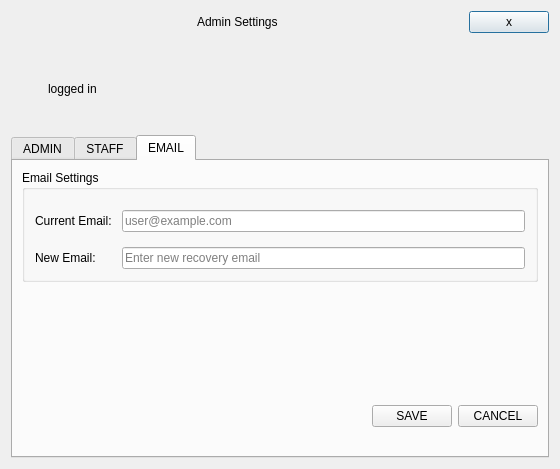
The window that Project/ui/admin_menu.ui (Selvam-T/POS) describes before a commit, drawn with Qt 5.
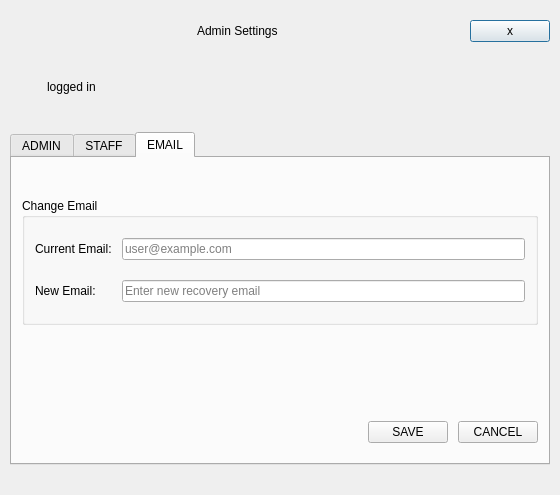
The same window after the commit. The open tabs and pages were chosen to show the change.

Commit message: standardized menu.qss using objectName suffixes for QTabBar, QLineEdit, QComboBox, QLabels

Diff of the .ui file:
```diff
--- a/Project/ui/admin_menu.ui
+++ b/Project/ui/admin_menu.ui
@@ -7,10 +7,31 @@
     <x>0</x>
     <y>0</y>
     <width>560</width>
-    <height>469</height>
+    <height>495</height>
    </rect>
   </property>
+  <property name="sizePolicy">
+   <sizepolicy hsizetype="Preferred" vsizetype="Expanding">
+    <horstretch>0</horstretch>
+    <verstretch>0</verstretch>
+   </sizepolicy>
+  </property>
   <layout class="QVBoxLayout" name="verticalLayout">
+   <property name="spacing">
+    <number>5</number>
+   </property>
+   <property name="leftMargin">
+    <number>10</number>
+   </property>
+   <property name="topMargin">
+    <number>20</number>
+   </property>
+   <property name="rightMargin">
+    <number>10</number>
+   </property>
+   <property name="bottomMargin">
+    <number>30</number>
+   </property>
    <item>
     <widget class="QFrame" name="customTitleBar">
      <property name="frameShape">
@@ -89,7 +110,7 @@
      <property name="sizeHint" stdset="0">
       <size>
        <width>20</width>
-       <height>20</height>
+       <height>10</height>
       </size>
      </property>
     </spacer>
@@ -162,7 +183,10 @@
       <enum>QTabWidget::North</enum>
      </property>
      <property name="currentIndex">
-      <number>2</number>
+      <number>0</number>
+     </property>
+     <property name="documentMode">
+      <bool>false</bool>
      </property>
      <widget class="QWidget" name="tabAdmin">
       <attribute name="title">
@@ -523,17 +547,32 @@
        <string>EMAIL</string>
       </attribute>
       <layout class="QVBoxLayout" name="tabEmailLayout">
+       <property name="spacing">
+        <number>10</number>
+       </property>
+       <property name="leftMargin">
+        <number>10</number>
+       </property>
+       <property name="topMargin">
+        <number>40</number>
+       </property>
+       <property name="rightMargin">
+        <number>10</number>
+       </property>
+       <property name="bottomMargin">
+        <number>20</number>
+       </property>
        <item>
         <widget class="QGroupBox" name="emailQGroupBox">
          <property name="title">
-          <string>Email Settings</string>
+          <string>Change Email</string>
          </property>
          <layout class="QFormLayout" name="formEmail">
           <property name="horizontalSpacing">
            <number>10</number>
           </property>
           <property name="verticalSpacing">
-           <number>15</number>
+           <number>20</number>
           </property>
           <property name="leftMargin">
            <number>10</number>
@@ -545,7 +584,7 @@
            <number>10</number>
           </property>
           <property name="bottomMargin">
-           <number>10</number>
+           <number>20</number>
           </property>
           <item row="0" column="0">
            <widget class="QLabel" name="emailCurLabel">
@@ -592,7 +631,7 @@
          <property name="sizeHint" stdset="0">
           <size>
            <width>20</width>
-           <height>20</height>
+           <height>10</height>
           </size>
          </property>
         </spacer>
@@ -618,7 +657,7 @@
          <property name="sizeHint" stdset="0">
           <size>
            <width>20</width>
-           <height>20</height>
+           <height>10</height>
           </size>
          </property>
         </spacer>
@@ -654,22 +693,6 @@
          </item>
         </layout>
        </item>
-       <item>
-        <spacer name="verticalSpacer">
-         <property name="orientation">
-          <enum>Qt::Vertical</enum>
-         </property>
-         <property name="sizeType">
-          <enum>QSizePolicy::Fixed</enum>
-         </property>
-         <property name="sizeHint" stdset="0">
-          <size>
-           <width>20</width>
-           <height>20</height>
-          </size>
-         </property>
-        </spacer>
-       </item>
       </layout>
      </widget>
     </widget>
```
Left out of the diff: 98 changed lines with no effect on the pictures. The commit also changes 13 other files.
